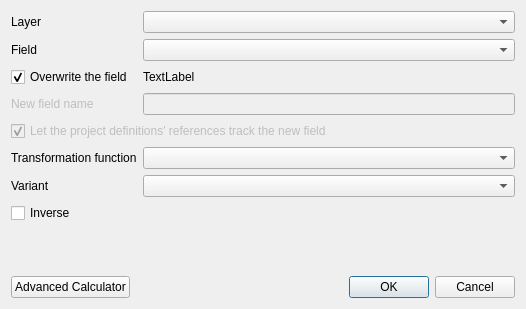
gem/oq-irmt-qgis, file ui/ui_transformation.ui: the form before one commit.
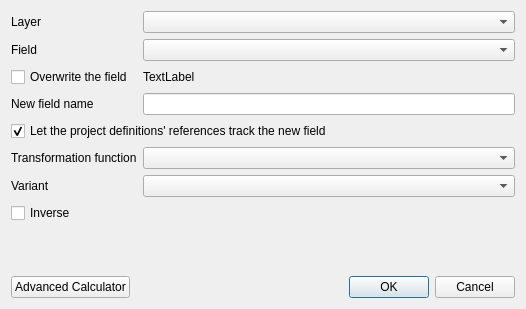
The form after the commit.

```diff
--- a/ui/ui_transformation.ui
+++ b/ui/ui_transformation.ui
@@ -72,7 +72,7 @@
      <item row="3" column="0">
       <widget class="QLabel" name="new_field_name_lbl">
        <property name="enabled">
-        <bool>false</bool>
+        <bool>true</bool>
        </property>
        <property name="text">
         <string>New field name</string>
@@ -82,7 +82,7 @@
      <item row="3" column="1">
       <widget class="QLineEdit" name="new_field_name_txt">
        <property name="enabled">
-        <bool>false</bool>
+        <bool>true</bool>
        </property>
        <property name="maxLength">
         <number>10</number>
@@ -98,7 +98,7 @@
         <string>Overwrite the field</string>
        </property>
        <property name="checked">
-        <bool>true</bool>
+        <bool>false</bool>
        </property>
       </widget>
      </item>
@@ -115,7 +115,7 @@
      <item row="4" column="0" colspan="2">
       <widget class="QCheckBox" name="track_new_field_ckb">
        <property name="enabled">
-        <bool>false</bool>
+        <bool>true</bool>
        </property>
        <property name="text">
         <string>Let the project definitions' references track the new field</string>
```
